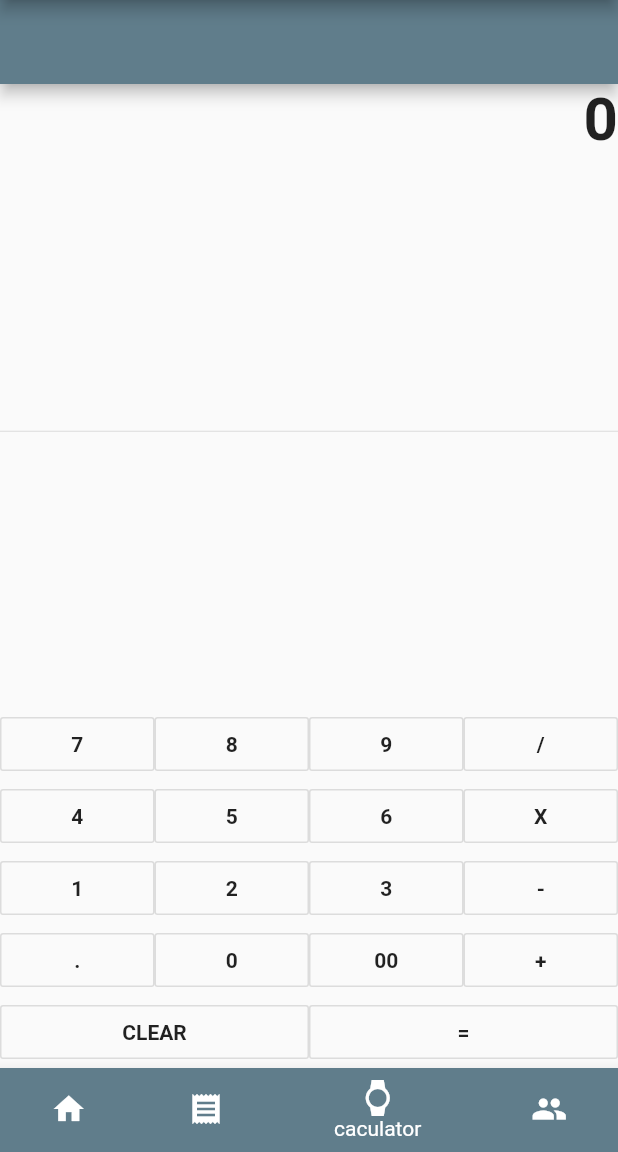
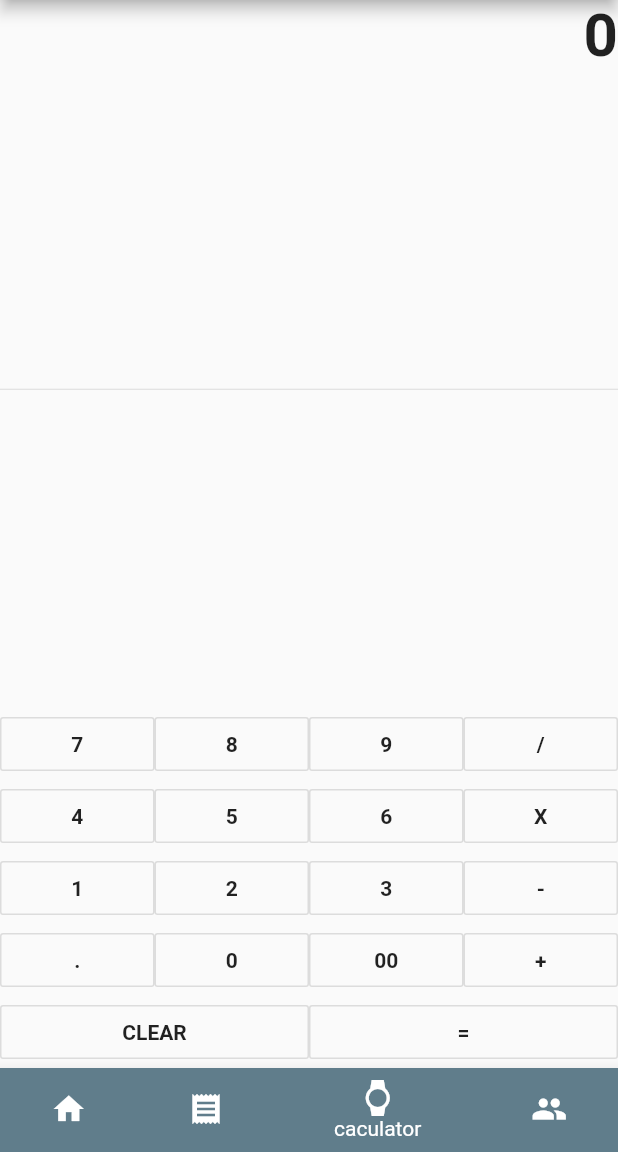
Before and after one commit to EugeneTeu/BrewCompass, a Flutter app: the screen it shows after launch, item 3 of the bottom bar chosen, on a phone screen of 412 x 824 dp, the part 84-1236 px from its top. Run offline on Flutter 3.47's test engine with Material 2 defaults, Android fonts, the phone set to English and light mode, and no system bars.

Commit message:
adjusted and removed top bar from caculator.dart

```diff
--- a/coffee_app/lib/caculator.dart
+++ b/coffee_app/lib/caculator.dart
@@ -86,8 +86,6 @@ class _MyCalcPageState extends State<MyCalcPage> {
   @override
   Widget build(BuildContext context) {
     return Scaffold(
-      appBar: AppBar(
-      ),
       body: new Container(
 
         child: new Column(children: <Widget>[
```
